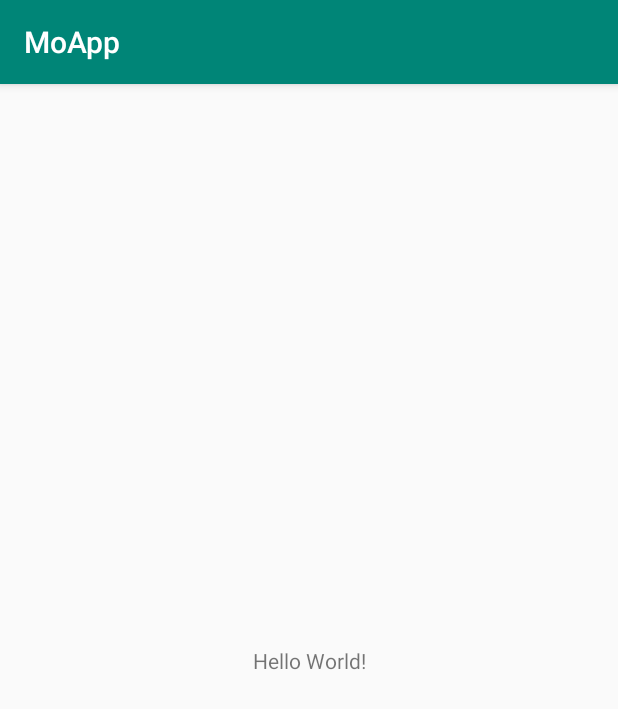
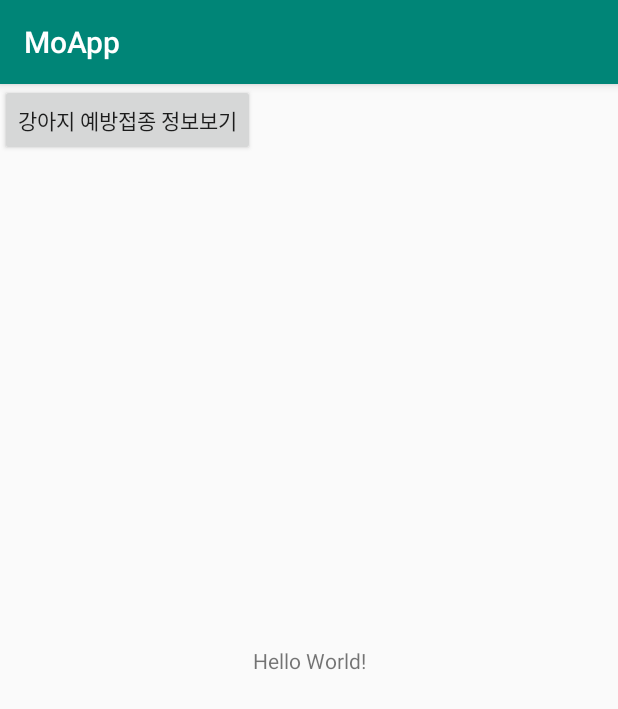
Before and after one commit to sangmin95/MoApp, an Android app: the screen it shows after launch (MainActivity), on a phone screen of 412 x 824 dp. Shown: the top 709 px of the screen. Run offline under Robolectric (Android 15) with nearby library versions, the phone set to English and light mode, and no system bars.

Commit message:
sangmin comment

```diff
--- a/app/src/main/AndroidManifest.xml
+++ b/app/src/main/AndroidManifest.xml
@@ -16,6 +16,8 @@
                 <category android:name="android.intent.category.LAUNCHER" />
             </intent-filter>
         </activity>
+        <activity android:name=".alarm_info" />
+        <activity android:name=".IllneseList"></activity>
     </application>
 
 </manifest>
--- a/app/src/main/java/moapp/knu/moapp/MainActivity.java
+++ b/app/src/main/java/moapp/knu/moapp/MainActivity.java
@@ -1,17 +1,28 @@
 package moapp.knu.moapp;
 
+import android.content.Intent;
 import android.support.v7.app.AppCompatActivity;
 import android.os.Bundle;
+import android.view.View;
+import android.widget.Button;
 
 public class MainActivity extends AppCompatActivity {
+    Button btnMoveillness;
 
     @Override
     protected void onCreate(Bundle savedInstanceState) {
         super.onCreate(savedInstanceState);
-        //adsf
-        //test
         setContentView(R.layout.activity_main);
-        System.out.println("test");
+        btnMoveillness  = (Button)findViewById(R.id.button_illnese);
 
+        btnMoveillness.setOnClickListener(new View.OnClickListener(){
+            @Override
+            public void onClick(View view){
+                Intent intent = new Intent(
+                        getApplicationContext(),
+                        alarm_info.class);
+                startActivity(intent);
+            }
+        });
     }
 }
--- a/app/src/main/res/layout/activity_main.xml
+++ b/app/src/main/res/layout/activity_main.xml
@@ -15,4 +15,12 @@
         app:layout_constraintRight_toRightOf="parent"
         app:layout_constraintTop_toTopOf="parent" />
 
+    <Button
+        android:id="@+id/button_illnese"
+        android:layout_width="wrap_content"
+        android:layout_height="wrap_content"
+        android:text="강아지 예방접종 정보보기"
+        tools:layout_editor_absoluteX="162dp"
+        tools:layout_editor_absoluteY="356dp" />
+
 </android.support.constraint.ConstraintLayout>
```
Also changed, not shown: app/src/main/java/moapp/knu/moapp/DBHelper.java (added, +51 -0 lines).
